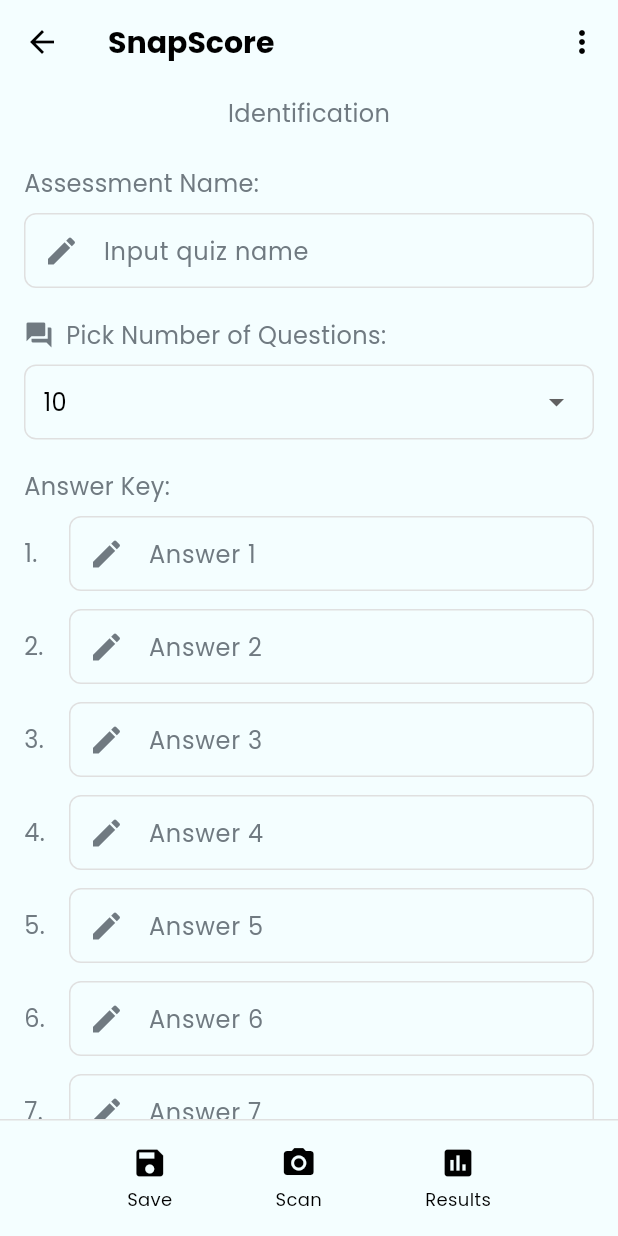
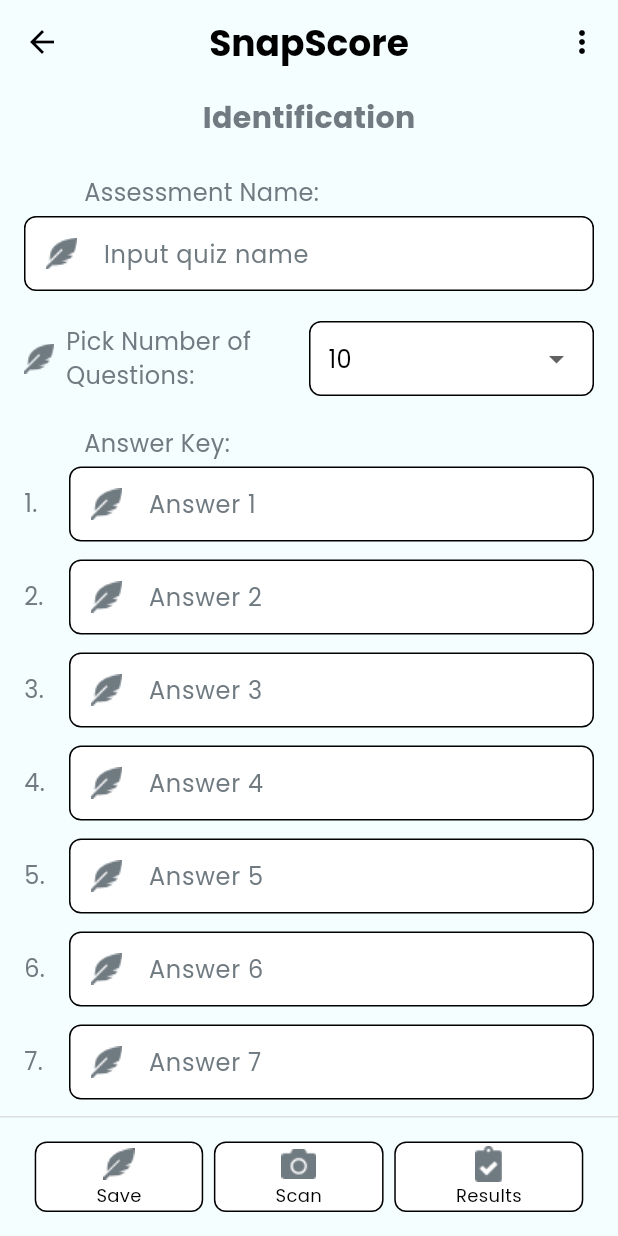
Before and after one commit to TUPV-SnapScore/snapscore-android, a Flutter app: the NewIdentificationScreen screen opened directly, on a phone screen of 412 x 824 dp. Run offline on Flutter 3.47's test engine with Material 3 defaults, Android fonts, the phone set to English and light mode, and no system bars; our stand-ins replace camera, firebase_auth, firebase_core, google_sign_in, permission_handler; accounts and stored records are empty.

Commit message:
style: Align identification screen with UI design

```diff
--- a/lib/features/identification/screens/identification_screen.dart
+++ b/lib/features/identification/screens/identification_screen.dart
@@ -63,12 +63,13 @@ class _NewIdentificationScreenState extends State<NewIdentificationScreen> {
           icon: const Icon(Icons.arrow_back, color: AppColors.textPrimary),
           onPressed: () => Navigator.pop(context),
         ),
+        centerTitle: true,
         title: const Text(
           'SnapScore',
           style: TextStyle(
             color: AppColors.textPrimary,
-            fontSize: 20,
-            fontWeight: FontWeight.w600,
+            fontSize: 24,
+            fontWeight: FontWeight.bold,
           ),
         ),
         actions: [
@@ -87,8 +88,8 @@ class _NewIdentificationScreenState extends State<NewIdentificationScreen> {
               'Identification',
               style: TextStyle(
                   color: AppColors.textSecondary,
-                fontSize: 16,
-              ),
+                  fontSize: 20,
+                  fontWeight: FontWeight.w700),
             ),
           ),
           Expanded(
@@ -109,17 +110,17 @@ class _NewIdentificationScreenState extends State<NewIdentificationScreen> {
               mainAxisAlignment: MainAxisAlignment.spaceEvenly,
               children: [
                 _BottomButton(
-                  icon: Icons.save,
+                  imagePath: "assets/icons/assessment_save.png",
                   label: 'Save',
                   onPressed: _handleSave,
                 ),
                 _BottomButton(
-                  icon: Icons.camera_alt,
+                  imagePath: "assets/icons/assessment_scan.png",
                   label: 'Scan',
                   onPressed: () {},
                 ),
                 _BottomButton(
-                  icon: Icons.assessment,
+                  imagePath: "assets/icons/assessment_results.png",
                   label: 'Results',
                   onPressed: () {},
                 ),
@@ -133,12 +134,12 @@ class _NewIdentificationScreenState extends State<NewIdentificationScreen> {
 }
 
 class _BottomButton extends StatelessWidget {
-  final IconData icon;
+  final String imagePath;
   final String label;
   final VoidCallback onPressed;
 
   const _BottomButton({
-    required this.icon,
+    required this.imagePath,
     required this.label,
     required this.onPressed,
   });
@@ -150,8 +151,23 @@ class _BottomButton extends StatelessWidget {
       child: Column(
         mainAxisSize: MainAxisSize.min,
         children: [
-          Icon(icon, color: AppColors.textPrimary),
-          const SizedBox(height: 4),
+          Container(
+            padding: const EdgeInsets.symmetric(vertical: 2, horizontal: 40),
+            decoration: BoxDecoration(
+              color: Colors.white,
+              border: Border.all(
+                color: Colors.black,
+                width: 1,
+              ),
+              borderRadius: BorderRadius.circular(8),
+            ),
+            child: Column(
+              children: [
+                Image.asset(
+                  imagePath,
+                  width: 24,
+                  height: 24,
+                ),
                 Text(
                   label,
                   style: const TextStyle(
@@ -161,6 +177,9 @@ class _BottomButton extends StatelessWidget {
                 ),
               ],
             ),
+          ),
+        ],
+      ),
     );
   }
 }
--- a/lib/features/identification/widgets/identification_form.dart
+++ b/lib/features/identification/widgets/identification_form.dart
@@ -116,32 +116,41 @@ class _IdentificationFormState extends State<IdentificationForm> {
             _buildFormLabel('Assessment Name:'),
             _buildTextField(
               hintText: 'Input quiz name',
-              prefixIcon: Icons.edit,
+              prefixIcon: "assets/icons/rubric_item.png",
               controller: titleController,
             ),
             const SizedBox(height: 20),
             Row(
               children: [
-                Icon(
-                  Icons.question_answer,
+                Expanded(
+                  child: Row(
+                    children: [
+                      ImageIcon(
+                        const AssetImage("assets/icons/rubric_item.png"),
                         color: AppColors.textSecondary,
                         size: 20,
                       ),
                       const SizedBox(width: 8),
-                Text(
+                      Flexible(
+                        child: Text(
                           'Pick Number of Questions:',
                           style: TextStyle(
                             color: AppColors.textSecondary,
                             fontSize: 16,
                           ),
+                          softWrap: true,
+                          overflow: TextOverflow.visible,
+                        ),
                       ),
                     ],
                   ),
-            const SizedBox(height: 8),
-            Container(
+                ),
+                Expanded(
+                  child: Container(
                     padding: const EdgeInsets.symmetric(horizontal: 12),
                     decoration: BoxDecoration(
-                border: Border.all(color: AppColors.border),
+                      color: Colors.white,
+                      border: Border.all(color: Colors.black),
                       borderRadius: BorderRadius.circular(8),
                     ),
                     child: DropdownButton<int>(
@@ -164,6 +173,9 @@ class _IdentificationFormState extends State<IdentificationForm> {
                       },
                     ),
                   ),
+                ),
+              ],
+            ),
             const SizedBox(height: 20),
             _buildFormLabel('Answer Key:'),
             ...List.generate(
@@ -185,7 +197,7 @@ class _IdentificationFormState extends State<IdentificationForm> {
                           Expanded(
                             child: _buildTextField(
                               hintText: 'Answer ${index + 1}',
-                              prefixIcon: Icons.edit,
+                              prefixIcon: "assets/icons/rubric_item.png",
                               controller: answerControllers[index],
                             ),
                           ),
@@ -200,7 +212,7 @@ class _IdentificationFormState extends State<IdentificationForm> {
 
   Widget _buildFormLabel(String label) {
     return Padding(
-      padding: const EdgeInsets.only(bottom: 8),
+      padding: const EdgeInsets.only(bottom: 4, left: 40),
       child: Text(
         label,
         style: TextStyle(
@@ -213,14 +225,15 @@ class _IdentificationFormState extends State<IdentificationForm> {
 
   Widget _buildTextField({
     required String hintText,
-    required IconData prefixIcon,
+    required String prefixIcon, // Changed to String for image asset
     IconData? suffixIcon,
     bool enabled = true,
     TextEditingController? controller,
   }) {
     return Container(
       decoration: BoxDecoration(
-        border: Border.all(color: AppColors.border),
+        color: Colors.white,
+        border: Border.all(color: Colors.black),
         borderRadius: BorderRadius.circular(8),
       ),
       child: TextField(
@@ -232,7 +245,10 @@ class _IdentificationFormState extends State<IdentificationForm> {
             color: AppColors.textSecondary,
             fontSize: 16,
           ),
-          prefixIcon: Icon(prefixIcon, color: AppColors.textSecondary),
+          prefixIcon: ImageIcon(
+            AssetImage(prefixIcon),
+            color: AppColors.textSecondary,
+          ),
           suffixIcon: suffixIcon != null
               ? Icon(suffixIcon, color: AppColors.textSecondary)
               : null,
```
Lines whose indentation alone changed are shown as unchanged.
